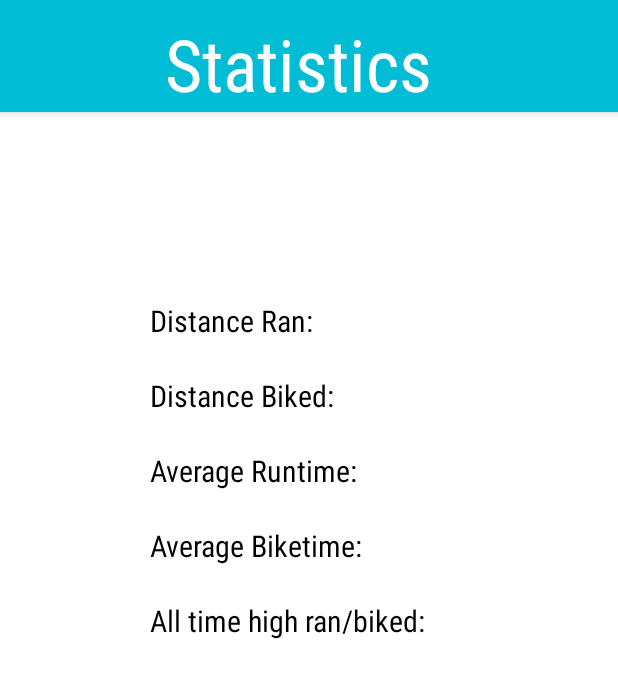
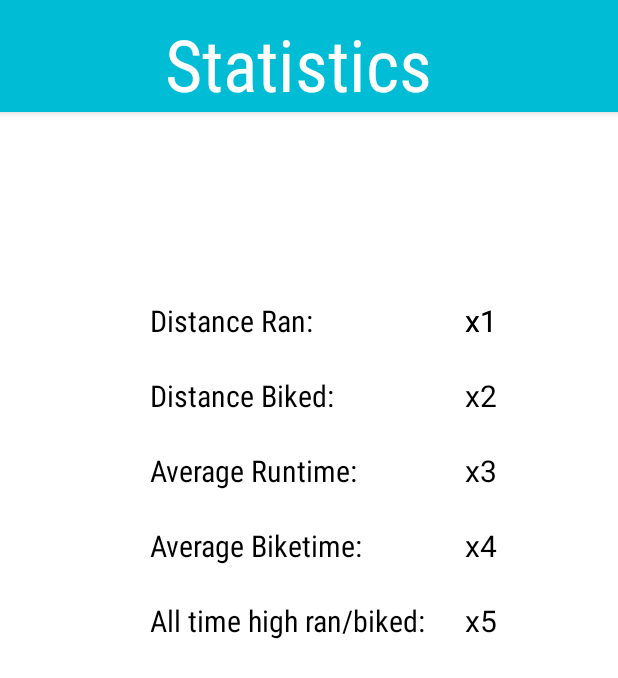
Before and after one commit to zihao-xu2096/MapMyJog, an Android app: the layout activity_statistics.xml on its own in the app's theme, with its tools: preview values and no code run, on a phone screen of 412 x 824 dp. Shown: the top 678 px of the screen. Run offline under Robolectric (Android 15) with nearby library versions, the phone set to English and light mode, and no system bars.

Commit message:
feat: UI for statistics & info pages

```diff
--- a/app/src/main/res/layout/activity_statistics.xml
+++ b/app/src/main/res/layout/activity_statistics.xml
@@ -8,12 +8,16 @@
         tools:context=".MainActivity" android:layout_marginEnd="0px" android:layout_marginBottom="0px"
         app:layout_marginBaseline="0px">
 
+       <TextView
+            android:text="x1"
+            android:layout_width="match_parent"
+            android:layout_height="wrap_content" android:id="@+id/textView11" android:textColor="#000000"
+            android:textSize="20sp" android:layout_marginStart="310dp" android:layout_marginTop="200dp"/>
     <com.google.android.material.appbar.AppBarLayout
             android:layout_height="wrap_content"
             android:layout_width="match_parent"
             android:theme="@style/Theme.MapMyJogOfficial.AppBarOverlay" android:id="@+id/appBarLayout"
             android:background="#00BCD4">
-
         <TextView
                 android:text="Statistics"
                 android:layout_width="309dp"
@@ -63,5 +67,30 @@
             android:text="TextView"
             android:layout_width="wrap_content"
             android:layout_height="wrap_content" android:id="@+id/textView9" android:textSize="20sp"/>
+    <TextView
+            android:text="x1"
+            android:layout_width="match_parent"
+            android:layout_height="wrap_content" android:id="@+id/textView10" android:textColor="#000000"
+            android:textSize="20sp" android:layout_marginStart="310dp" android:layout_marginTop="200dp"/>
+    <TextView
+            android:text="x2"
+            android:layout_width="match_parent"
+            android:layout_height="wrap_content" android:id="@+id/textView12" android:textColor="#000000"
+            android:textSize="20sp" android:layout_marginStart="310dp" android:layout_marginTop="250dp"/>
+    <TextView
+            android:text="x3"
+            android:layout_width="match_parent"
+            android:layout_height="wrap_content" android:id="@+id/textView13" android:textColor="#000000"
+            android:textSize="20sp" android:layout_marginStart="310dp" android:layout_marginTop="300dp"/>
+    <TextView
+            android:text="x4"
+            android:layout_width="match_parent"
+            android:layout_height="wrap_content" android:id="@+id/textView14" android:textColor="#000000"
+            android:textSize="20sp" android:layout_marginStart="310dp" android:layout_marginTop="350dp"/>
+    <TextView
+            android:text="x5"
+            android:layout_width="match_parent"
+            android:layout_height="wrap_content" android:id="@+id/textView15" android:textColor="#000000"
+            android:textSize="20sp" android:layout_marginStart="310dp" android:layout_marginTop="400dp"/>
 
 </androidx.coordinatorlayout.widget.CoordinatorLayout>
```
